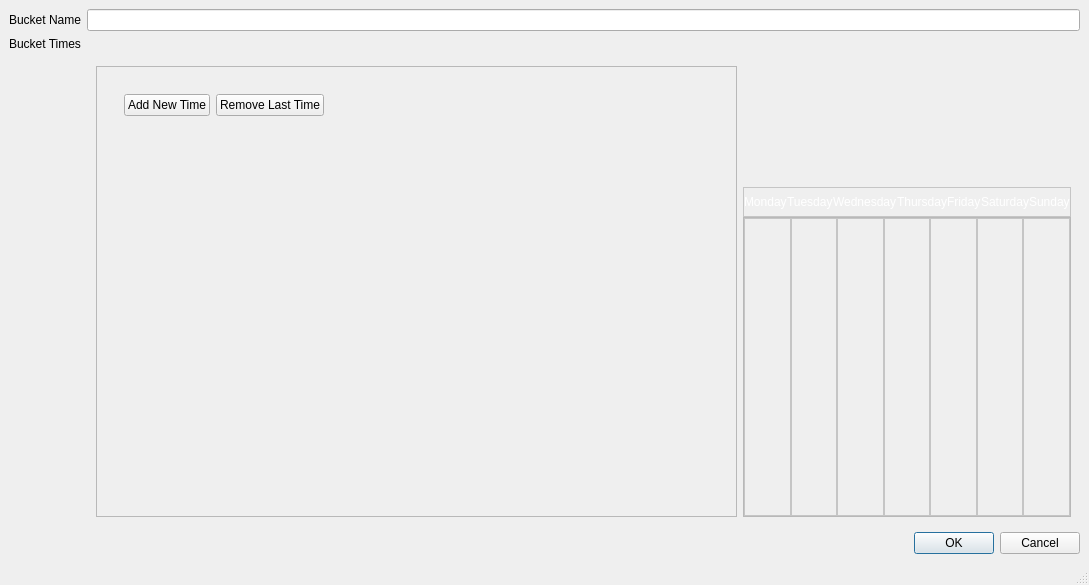
This is createBucket.ui in ZiggyOliver/TaskBucket as Qt 5 draws it before an edit. The edited form follows.
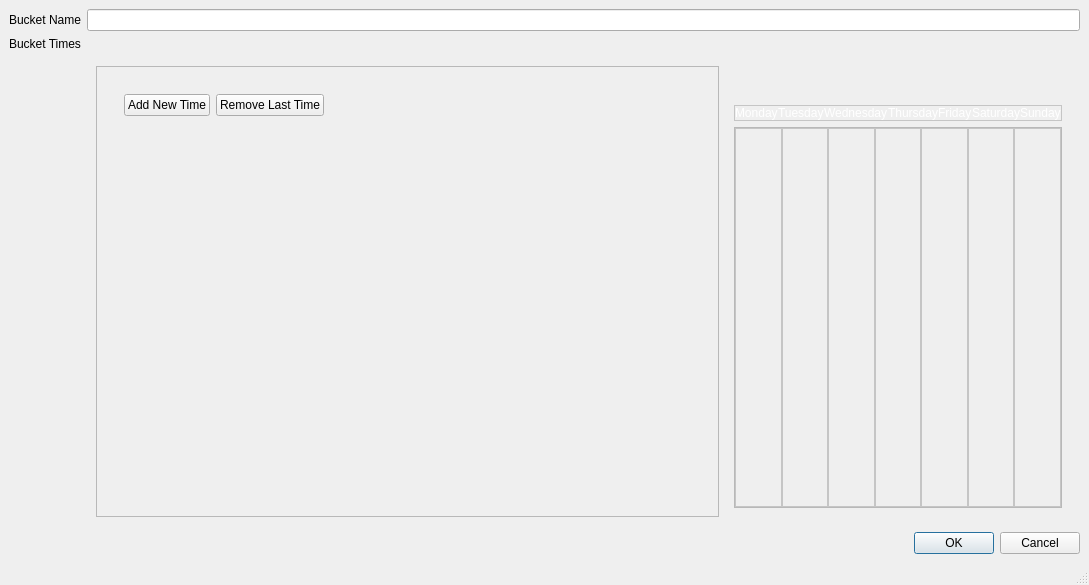
This is the edited form.

Commit message: Create Bucket Highlight Functionality 01

What changed in the file:
```diff
--- a/createBucket.ui
+++ b/createBucket.ui
@@ -45,7 +45,7 @@
            <rect>
             <x>0</x>
             <y>0</y>
-            <width>534</width>
+            <width>517</width>
             <height>418</height>
            </rect>
           </property>
@@ -119,7 +119,7 @@
         <widget class="QWidget" name="weeklyCalendar" native="true">
          <property name="minimumSize">
           <size>
-           <width>0</width>
+           <width>120</width>
            <height>420</height>
           </size>
          </property>
@@ -130,42 +130,24 @@
           </size>
          </property>
          <layout class="QVBoxLayout" name="verticalLayout">
-          <property name="spacing">
-           <number>0</number>
-          </property>
-          <property name="leftMargin">
-           <number>0</number>
-          </property>
-          <property name="topMargin">
-           <number>0</number>
-          </property>
-          <property name="rightMargin">
-           <number>0</number>
-          </property>
-          <property name="bottomMargin">
-           <number>0</number>
-          </property>
           <item>
            <spacer name="verticalSpacer_2">
             <property name="orientation">
              <enum>Qt::Orientation::Vertical</enum>
             </property>
+            <property name="sizeType">
+             <enum>QSizePolicy::Policy::Fixed</enum>
+            </property>
             <property name="sizeHint" stdset="0">
              <size>
               <width>20</width>
-              <height>40</height>
+              <height>30</height>
              </size>
             </property>
            </spacer>
           </item>
           <item>
            <widget class="QFrame" name="dayLabels">
-            <property name="minimumSize">
-             <size>
-              <width>0</width>
-              <height>30</height>
-             </size>
-            </property>
             <property name="maximumSize">
              <size>
               <width>16777215</width>
@@ -717,18 +699,6 @@
           </item>
           <item>
            <widget class="QFrame" name="days">
-            <property name="minimumSize">
-             <size>
-              <width>300</width>
-              <height>300</height>
-             </size>
-            </property>
-            <property name="maximumSize">
-             <size>
-              <width>16777215</width>
-              <height>310</height>
-             </size>
-            </property>
             <property name="frameShape">
              <enum>QFrame::Shape::StyledPanel</enum>
             </property>
@@ -1234,6 +1204,57 @@
                <property name="midLineWidth">
                 <number>15</number>
                </property>
+               <layout class="QVBoxLayout" name="verticalLayout_18">
+                <property name="spacing">
+                 <number>0</number>
+                </property>
+                <property name="leftMargin">
+                 <number>0</number>
+                </property>
+                <property name="topMargin">
+                 <number>0</number>
+                </property>
+                <property name="rightMargin">
+                 <number>0</number>
+                </property>
+                <property name="bottomMargin">
+                 <number>0</number>
+                </property>
+                <item>
+                 <widget class="QWidget" name="Acontents" native="true">
+                  <layout class="QVBoxLayout" name="verticalLayout_19">
+                   <property name="spacing">
+                    <number>0</number>
+                   </property>
+                   <property name="leftMargin">
+                    <number>0</number>
+                   </property>
+                   <property name="topMargin">
+                    <number>0</number>
+                   </property>
+                   <property name="rightMargin">
+                    <number>0</number>
+                   </property>
+                   <property name="bottomMargin">
+                    <number>0</number>
+                   </property>
+                  </layout>
+                 </widget>
+                </item>
+                <item>
+                 <spacer name="verticalSpacer_9">
+                  <property name="orientation">
+                   <enum>Qt::Orientation::Vertical</enum>
+                  </property>
+                  <property name="sizeHint" stdset="0">
+                   <size>
+                    <width>20</width>
+                    <height>40</height>
+                   </size>
+                  </property>
+                 </spacer>
+                </item>
+               </layout>
               </widget>
              </item>
              <item>
@@ -1719,6 +1740,36 @@
                <property name="midLineWidth">
                 <number>15</number>
                </property>
+               <layout class="QVBoxLayout" name="verticalLayout_20" stretch="0">
+                <property name="spacing">
+                 <number>0</number>
+                </property>
+                <property name="leftMargin">
+                 <number>0</number>
+                </property>
+                <property name="topMargin">
+                 <number>0</number>
+                </property>
+                <property name="rightMargin">
+                 <number>0</number>
+                </property>
+                <property name="bottomMargin">
+                 <number>0</number>
+                </property>
+                <item>
+                 <spacer name="Bcontents">
+                  <property name="orientation">
+                   <enum>Qt::Orientation::Vertical</enum>
+                  </property>
+                  <property name="sizeHint" stdset="0">
+                   <size>
+                    <width>20</width>
+                    <height>40</height>
+                   </size>
+                  </property>
+                 </spacer>
+                </item>
+               </layout>
               </widget>
              </item>
              <item>
@@ -2204,6 +2255,36 @@
                <property name="midLineWidth">
                 <number>15</number>
                </property>
+               <layout class="QVBoxLayout" name="verticalLayout_21">
+                <property name="spacing">
+                 <number>0</number>
+                </property>
+                <property name="leftMargin">
+                 <number>0</number>
+                </property>
+                <property name="topMargin">
+                 <number>0</number>
+                </property>
+                <property name="rightMargin">
+                 <number>0</number>
+                </property>
+                <property name="bottomMargin">
+                 <number>0</number>
+                </property>
+                <item>
+                 <spacer name="Ccontents">
+                  <property name="orientation">
+                   <enum>Qt::Orientation::Vertical</enum>
+                  </property>
+                  <property name="sizeHint" stdset="0">
+                   <size>
+                    <width>20</width>
+                    <height>40</height>
+                   </size>
+                  </property>
+                 </spacer>
+                </item>
+               </layout>
               </widget>
              </item>
              <item>
@@ -2689,6 +2770,57 @@
                <property name="midLineWidth">
                 <number>15</number>
                </property>
+               <layout class="QVBoxLayout" name="verticalLayout_24">
+                <property name="spacing">
+                 <number>0</number>
+                </property>
+                <property name="leftMargin">
+                 <number>0</number>
+                </property>
+                <property name="topMargin">
+                 <number>0</number>
+                </property>
+                <property name="rightMargin">
+                 <number>0</number>
+                </property>
+                <property name="bottomMargin">
+                 <number>0</number>
+                </property>
+                <item>
+                 <widget class="QWidget" name="Dcontents" native="true">
+                  <layout class="QVBoxLayout" name="verticalLayout_25">
+                   <property name="spacing">
+                    <number>0</number>
+                   </property>
+                   <property name="leftMargin">
+                    <number>0</number>
+                   </property>
+                   <property name="topMargin">
+                    <number>0</number>
+                   </property>
+                   <property name="rightMargin">
+                    <number>0</number>
+                   </property>
+                   <property name="bottomMargin">
+                    <number>0</number>
+                   </property>
+                  </layout>
+                 </widget>
+                </item>
+                <item>
+                 <spacer name="verticalSpacer_12">
+                  <property name="orientation">
+                   <enum>Qt::Orientation::Vertical</enum>
+                  </property>
+                  <property name="sizeHint" stdset="0">
+                   <size>
+                    <width>20</width>
+                    <height>40</height>
+                   </size>
+                  </property>
+                 </spacer>
+                </item>
+               </layout>
               </widget>
              </item>
              <item>
@@ -3174,6 +3306,57 @@
                <property name="midLineWidth">
                 <number>15</number>
                </property>
+               <layout class="QVBoxLayout" name="verticalLayout_26">
+                <property name="spacing">
+                 <number>0</number>
+                </property>
+                <property name="leftMargin">
+                 <number>0</number>
+                </property>
+                <property name="topMargin">
+                 <number>0</number>
+                </property>
+                <property name="rightMargin">
+                 <number>0</number>
+                </property>
+                <property name="bottomMargin">
+                 <number>0</number>
+                </property>
+                <item>
+                 <widget class="QWidget" name="widget_13" native="true">
+                  <layout class="QVBoxLayout" name="verticalLayout_27">
+                   <property name="spacing">
+                    <number>0</number>
+                   </property>
+                   <property name="leftMargin">
+                    <number>0</number>
+                   </property>
+                   <property name="topMargin">
+                    <number>0</number>
+                   </property>
+                   <property name="rightMargin">
+                    <number>0</number>
+                   </property>
+                   <property name="bottomMargin">
+                    <number>0</number>
+                   </property>
+                  </layout>
+                 </widget>
+                </item>
+                <item>
+                 <spacer name="Econtents">
+                  <property name="orientation">
+                   <enum>Qt::Orientation::Vertical</enum>
+                  </property>
+                  <property name="sizeHint" stdset="0">
+                   <size>
+                    <width>20</width>
+                    <height>40</height>
+                   </size>
+                  </property>
+                 </spacer>
+                </item>
+               </layout>
               </widget>
              </item>
              <item>
@@ -3659,6 +3842,57 @@
                <property name="midLineWidth">
                 <number>32767</number>
                </property>
+               <layout class="QVBoxLayout" name="verticalLayout_28">
+                <property name="spacing">
+                 <number>0</number>
+                </property>
+                <property name="leftMargin">
+                 <number>0</number>
+                </property>
+                <property name="topMargin">
+                 <number>0</number>
+                </property>
+                <property name="rightMargin">
+                 <number>0</number>
+                </property>
+                <property name="bottomMargin">
+                 <number>0</number>
+                </property>
+                <item>
+                 <widget class="QWidget" name="widget_14" native="true">
+                  <layout class="QVBoxLayout" name="verticalLayout_29">
+                   <property name="spacing">
+                    <number>0</number>
+                   </property>
+                   <property name="leftMargin">
+                    <number>0</number>
+                   </property>
+                   <property name="topMargin">
+                    <number>0</number>
+                   </property>
+                   <property name="rightMargin">
+                    <number>0</number>
+                   </property>
+                   <property name="bottomMargin">
+                    <number>0</number>
+                   </property>
+                  </layout>
+                 </widget>
+                </item>
+                <item>
+                 <spacer name="Fcontents">
+                  <property name="orientation">
+                   <enum>Qt::Orientation::Vertical</enum>
+                  </property>
+                  <property name="sizeHint" stdset="0">
+                   <size>
+                    <width>20</width>
+                    <height>40</height>
+                   </size>
+                  </property>
+                 </spacer>
+                </item>
+               </layout>
               </widget>
              </item>
              <item>
@@ -4144,6 +4378,57 @@
                <property name="midLineWidth">
                 <number>15</number>
                </property>
+               <layout class="QVBoxLayout" name="verticalLayout_30">
+                <property name="spacing">
+                 <number>0</number>
+                </property>
+                <property name="leftMargin">
+                 <number>0</number>
+                </property>
+                <property name="topMargin">
+                 <number>0</number>
+                </property>
+                <property name="rightMargin">
+                 <number>0</number>
+                </property>
+                <property name="bottomMargin">
+                 <number>0</number>
+                </property>
+                <item>
+                 <widget class="QWidget" name="Gcontents" native="true">
+                  <layout class="QVBoxLayout" name="verticalLayout_31">
+                   <property name="spacing">
+                    <number>0</number>
+                   </property>
+                   <property name="leftMargin">
+                    <number>0</number>
+                   </property>
+                   <property name="topMargin">
+                    <number>0</number>
+                   </property>
+                   <property name="rightMargin">
+                    <number>0</number>
+                   </property>
+                   <property name="bottomMargin">
+                    <number>0</number>
+                   </property>
+                  </layout>
+                 </widget>
+                </item>
+                <item>
+                 <spacer name="verticalSpacer_15">
+                  <property name="orientation">
+                   <enum>Qt::Orientation::Vertical</enum>
+                  </property>
+                  <property name="sizeHint" stdset="0">
+                   <size>
+                    <width>20</width>
+                    <height>40</height>
+                   </size>
+                  </property>
+                 </spacer>
+                </item>
+               </layout>
               </widget>
              </item>
             </layout>
```
Left out of the diff: 34 changed lines with no effect on the pictures. The commit also changes 14 other files.
